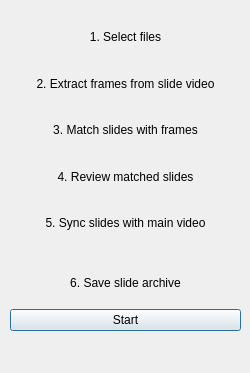
The window that ui/main_window.ui (viidea/slidesync) describes before a commit, drawn with Qt 5.
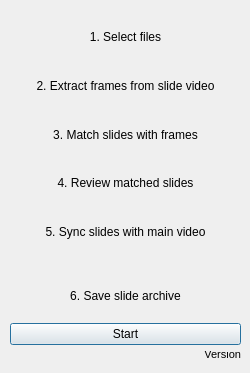
The same window after the commit.

Commit message: Updated UI, added version string and fixed treshold slider

```diff
--- a/ui/main_window.ui
+++ b/ui/main_window.ui
@@ -29,7 +29,7 @@
       <height>361</height>
      </rect>
     </property>
-    <layout class="QVBoxLayout" name="verticalLayout" stretch="0,0,0,0,0,0,0">
+    <layout class="QVBoxLayout" name="verticalLayout" stretch="0,0,0,0,0,0,0,0">
      <property name="leftMargin">
       <number>10</number>
      </property>
@@ -40,7 +40,7 @@
       <number>10</number>
      </property>
      <property name="bottomMargin">
-      <number>30</number>
+      <number>0</number>
      </property>
      <item>
       <widget class="QLabel" name="lblLoadFiles">
@@ -112,6 +112,39 @@
        </property>
       </widget>
      </item>
+     <item>
+      <widget class="QLabel" name="lblVersion">
+       <property name="sizePolicy">
+        <sizepolicy hsizetype="Minimum" vsizetype="Minimum">
+         <horstretch>0</horstretch>
+         <verstretch>0</verstretch>
+        </sizepolicy>
+       </property>
+       <property name="maximumSize">
+        <size>
+         <width>16777215</width>
+         <height>10</height>
+        </size>
+       </property>
+       <property name="font">
+        <font>
+         <pointsize>8</pointsize>
+        </font>
+       </property>
+       <property name="text">
+        <string>Version</string>
+       </property>
+       <property name="textFormat">
+        <enum>Qt::PlainText</enum>
+       </property>
+       <property name="alignment">
+        <set>Qt::AlignBottom|Qt::AlignRight|Qt::AlignTrailing</set>
+       </property>
+       <property name="textInteractionFlags">
+        <set>Qt::NoTextInteraction</set>
+       </property>
+      </widget>
+     </item>
     </layout>
    </widget>
   </widget>
```
The commit also changes 3 other files.
